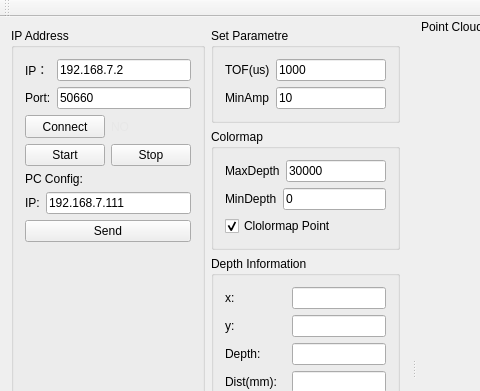
Old version of the form SmartEye/SmartEye/smarteye.ui in the repository SHU3DVision/SmartEye; both pictures show x 0 to 480 and y 0 to 391 of the 917 by 741 pixel window.
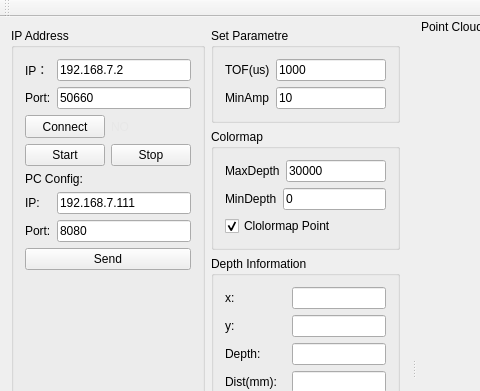
New version of the form. Icons and pictures are not drawn. Custom widgets are drawn as their Qt base class.

Patch:
```diff
--- a/SmartEye/SmartEye/smarteye.ui
+++ b/SmartEye/SmartEye/smarteye.ui
@@ -159,6 +159,20 @@
                </property>
               </widget>
              </item>
+             <item row="1" column="0">
+              <widget class="QLabel" name="label_22">
+               <property name="text">
+                <string>Port:</string>
+               </property>
+              </widget>
+             </item>
+             <item row="1" column="1">
+              <widget class="QLineEdit" name="lineEditPcPort">
+               <property name="text">
+                <string>8080</string>
+               </property>
+              </widget>
+             </item>
             </layout>
            </item>
            <item>
```
